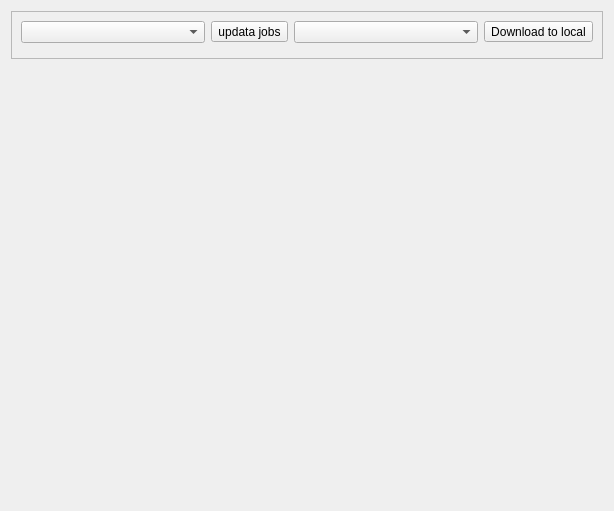
This is ui/jobs_pull.ui in get-Resource/ResourceAnnotator as Qt 5 draws it before an edit. The edited form follows.
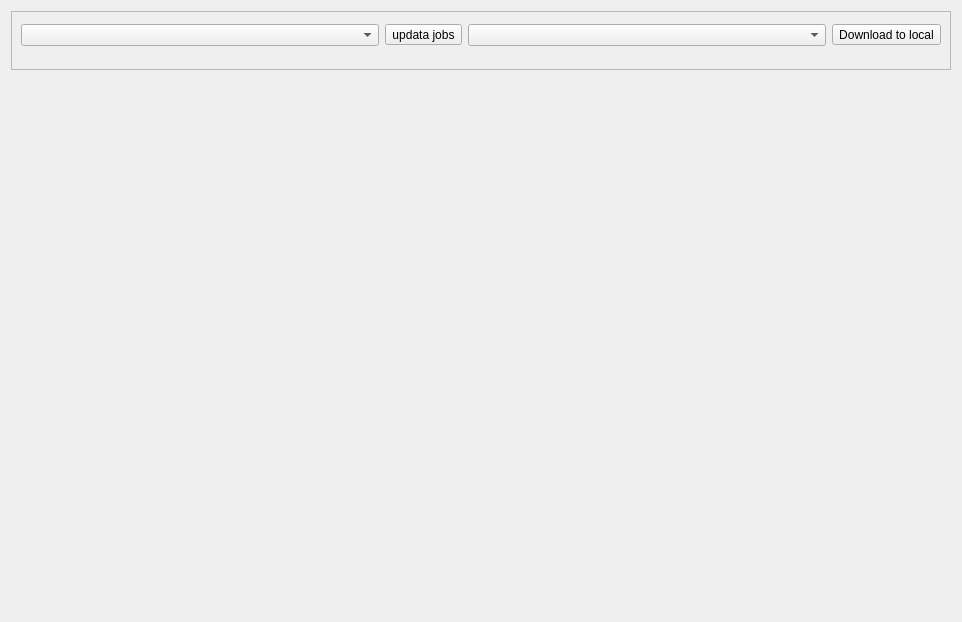
This is the edited form.

The edit to the form file:
```diff
--- a/ui/jobs_pull.ui
+++ b/ui/jobs_pull.ui
@@ -6,20 +6,14 @@
    <rect>
     <x>0</x>
     <y>0</y>
-    <width>614</width>
-    <height>511</height>
+    <width>962</width>
+    <height>622</height>
    </rect>
   </property>
   <property name="minimumSize">
    <size>
-    <width>614</width>
-    <height>511</height>
-   </size>
-  </property>
-  <property name="maximumSize">
-   <size>
-    <width>614</width>
-    <height>511</height>
+    <width>962</width>
+    <height>622</height>
    </size>
   </property>
   <property name="windowTitle">
```
Left out of the diff: 5 changed lines with no effect on the pictures.
